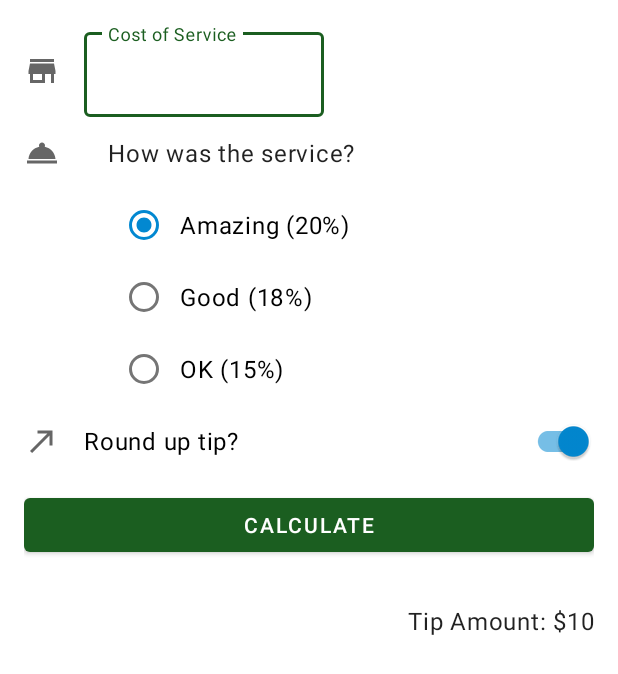
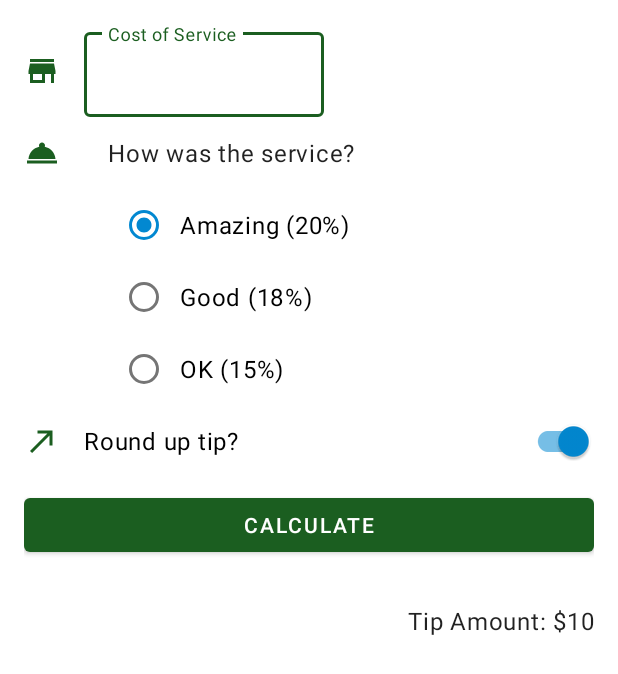
Before and after one commit to lee989898/Dating, an Android app: the layout activity_main.xml on its own in the app's theme, with its tools: preview values and no code run, on a phone screen of 412 x 824 dp. Shown: the top 674 px of the screen. Run offline under Robolectric (Android 15) with nearby library versions, the phone set to English and light mode, and no system bars.

Commit message:
코드 정리

```diff
--- a/TipTime/app/src/main/res/drawable/ic_round_up.xml
+++ b/TipTime/app/src/main/res/drawable/ic_round_up.xml
@@ -3,7 +3,7 @@
     android:height="24dp"
     android:viewportWidth="24"
     android:viewportHeight="24"
-    android:tint="?attr/colorControlNormal">
+    android:tint="?attr/colorPrimary">
   <path
       android:fillColor="@android:color/white"
       android:pathData="M9,5v2h6.59L4,18.59 5.41,20 17,8.41V15h2V5z"/>
--- a/TipTime/app/src/main/res/drawable/ic_service.xml
+++ b/TipTime/app/src/main/res/drawable/ic_service.xml
@@ -3,7 +3,7 @@
     android:height="24dp"
     android:viewportWidth="24"
     android:viewportHeight="24"
-    android:tint="?attr/colorControlNormal">
+    android:tint="?attr/colorPrimary">
   <path
       android:fillColor="@android:color/white"
       android:pathData="M2,17h20v2L2,19zM13.84,7.79c0.1,-0.24 0.16,-0.51 0.16,-0.79 0,-1.1 -0.9,-2 -2,-2s-2,0.9 -2,2c0,0.28 0.06,0.55 0.16,0.79C6.25,8.6 3.27,11.93 3,16h18c-0.27,-4.07 -3.25,-7.4 -7.16,-8.21z"/>
--- a/TipTime/app/src/main/res/drawable/ic_store.xml
+++ b/TipTime/app/src/main/res/drawable/ic_store.xml
@@ -3,7 +3,7 @@
     android:height="24dp"
     android:viewportWidth="24"
     android:viewportHeight="24"
-    android:tint="?attr/colorControlNormal">
+    android:tint="?attr/colorPrimary">
   <path
       android:fillColor="@android:color/white"
       android:pathData="M20,4L4,4v2h16L20,4zM21,14v-2l-1,-5L4,7l-1,5v2h1v6h10v-6h4v6h2v-6h1zM12,18L6,18v-4h6v4z"/>
```
Also changed, not shown: TipTime/app/src/main/java/com/example/tiptime/MainActivity.kt (+18 -0 lines).
